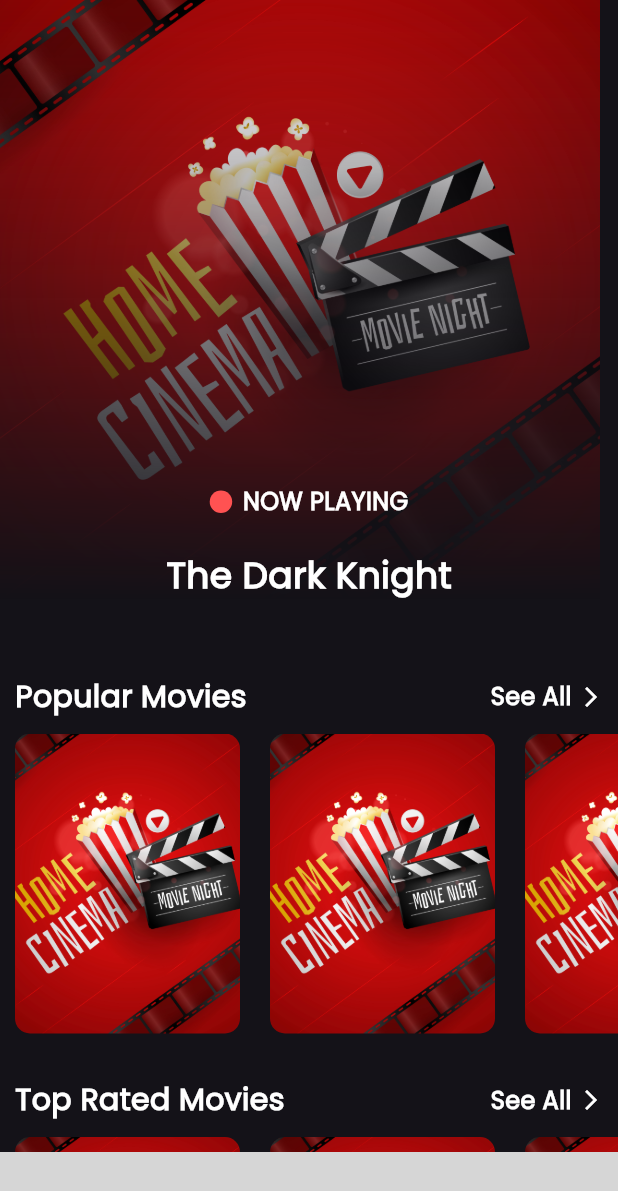
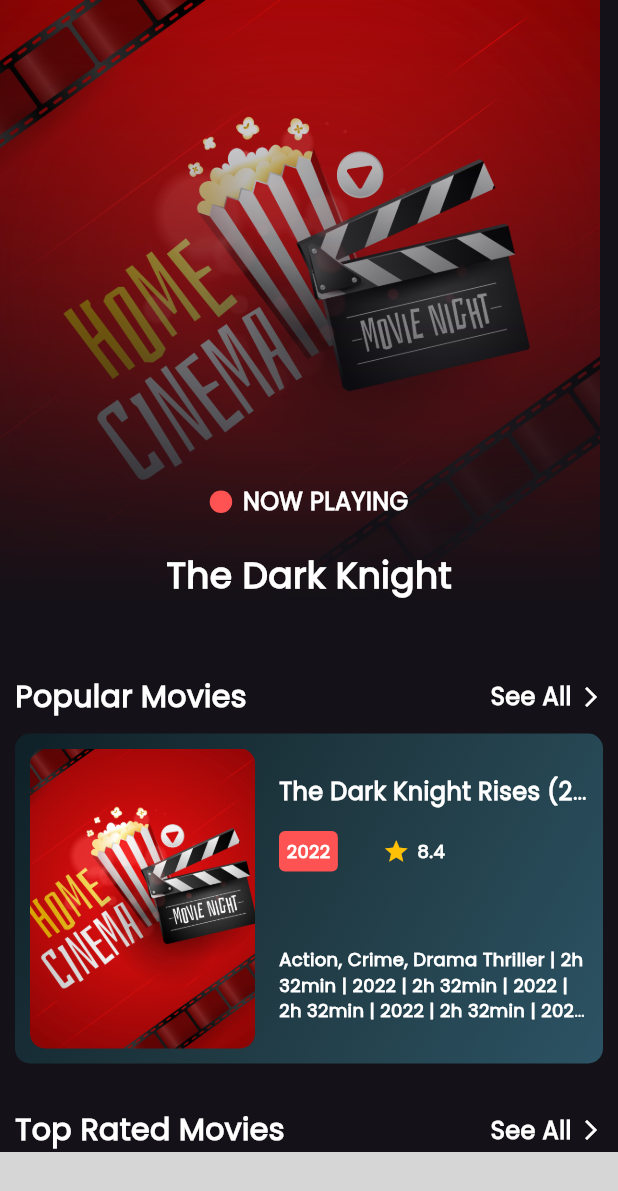
Before and after one commit to Moatasem-Official/Movies_App, a Flutter app: the screen it shows after launch, on a phone screen of 412 x 824 dp. Shown: the top 1191 px of the screen. Run offline on Flutter 3.47's test engine with Material 3 defaults, Android fonts, the phone set to English and light mode, and no system bars; drawn by our look-alikes of carousel_slider; our stand-ins replace dartz, device_preview, dio, equatable, flutter_svg, freezed_annotation and 3 more; missing offline and left inert: responsive_navigation_bar; generated files the repository leaves out were written again; grey boxes are pictures that could not be loaded.

Commit message:
Design See All Elements List Screen Card

```diff
--- /dev/null
+++ b/lib/Movies/features/display_different_movies_types/presentation/widgets/See_All_Elements_List_Screen/custom_card.dart
@@ -0,0 +1,106 @@
+import 'package:flutter/material.dart';
+
+class CustomCard extends StatelessWidget {
+  const CustomCard({super.key});
+
+  @override
+  Widget build(BuildContext context) {
+    return Container(
+      margin: const EdgeInsets.only(left: 10, right: 10),
+      padding: const EdgeInsets.only(left: 10, right: 10),
+      width: double.infinity,
+      height: 220,
+      decoration: BoxDecoration(
+        borderRadius: BorderRadius.circular(10),
+        gradient: const LinearGradient(
+          colors: [Color(0xFF0f2027), Color(0xFF203a43), Color(0xFF2c5364)],
+          begin: Alignment.topLeft,
+          end: Alignment.bottomRight,
+        ),
+      ),
+      child: Row(
+        children: [
+          Container(
+            width: 150,
+            height: 200,
+            decoration: BoxDecoration(
+              borderRadius: BorderRadius.circular(10),
+              image: const DecorationImage(
+                image: AssetImage("assets/images/1852.jpg"),
+                fit: BoxFit.cover,
+              ),
+            ),
+          ),
+          Expanded(
+            child: Padding(
+              padding: const EdgeInsets.only(left: 16, top: 20, bottom: 20),
+              child: Column(
+                mainAxisAlignment: MainAxisAlignment.center,
+                crossAxisAlignment: CrossAxisAlignment.start,
+                children: [
+                  const Text(
+                    "The Dark Knight Rises (2012)",
+                    maxLines: 1,
+                    overflow: TextOverflow.ellipsis,
+                    style: TextStyle(
+                      color: Colors.white,
+                      fontSize: 16,
+                      fontWeight: FontWeight.w600,
+                    ),
+                  ),
+                  const SizedBox(height: 15),
+                  Row(
+                    children: [
+                      Container(
+                        padding: EdgeInsets.all(5),
+                        alignment: Alignment.center,
+                        decoration: BoxDecoration(
+                          color: Colors.redAccent,
+                          borderRadius: BorderRadius.circular(4),
+                        ),
+                        child: const Text(
+                          "2022",
+                          style: TextStyle(
+                            color: Colors.white,
+                            fontSize: 12,
+                            fontWeight: FontWeight.w600,
+                          ),
+                        ),
+                      ),
+                      const SizedBox(width: 30),
+                      Row(
+                        spacing: 5,
+                        children: [
+                          Icon(Icons.star, size: 18, color: Colors.amber),
+                          const Text(
+                            "8.4",
+                            style: TextStyle(
+                              color: Colors.white,
+                              fontSize: 12,
+                              fontWeight: FontWeight.w700,
+                            ),
+                          ),
+                        ],
+                      ),
+                    ],
+                  ),
+                  const SizedBox(height: 50),
+                  const Text(
+                    "Action, Crime, Drama Thriller | 2h 32min | 2022 | 2h 32min | 2022 | 2h 32min | 2022 | 2h 32min | 2022 | 2h 32min | 2022",
+                    maxLines: 3,
+                    overflow: TextOverflow.ellipsis,
+                    style: TextStyle(
+                      color: Colors.white,
+                      fontSize: 12,
+                      fontWeight: FontWeight.w600,
+                    ),
+                  ),
+                ],
+              ),
+            ),
+          ),
+        ],
+      ),
+    );
+  }
+}
--- a/lib/Movies/features/display_different_movies_types/presentation/widgets/movies_home_screen/custom_horizontal_list_view.dart
+++ b/lib/Movies/features/display_different_movies_types/presentation/widgets/movies_home_screen/custom_horizontal_list_view.dart
@@ -1,34 +1,11 @@
 import 'package:flutter/material.dart';
+import 'package:movies_app/Movies/features/display_different_movies_types/presentation/widgets/See_All_Elements_List_Screen/custom_card.dart';
 
 class CustomHorizontalListView extends StatelessWidget {
   const CustomHorizontalListView({super.key});
 
   @override
   Widget build(BuildContext context) {
-    return SizedBox(
-      height: 200,
-      child: ListView.builder(
-        scrollDirection: Axis.horizontal,
-        shrinkWrap: true,
-        physics: const NeverScrollableScrollPhysics(),
-        itemCount: 7,
-        itemBuilder: (context, index) {
-          return Padding(
-            padding: const EdgeInsets.only(left: 10, right: 10),
-            child: Container(
-              width: 150,
-              height: 200,
-              decoration: BoxDecoration(
-                borderRadius: BorderRadius.circular(10),
-                image: const DecorationImage(
-                  image: AssetImage("assets/images/1852.jpg"),
-                  fit: BoxFit.cover,
-                ),
-              ),
-            ),
-          );
-        },
-      ),
-    );
+    return CustomCard();
   }
 }
```
Also changed, not shown: lib/Movies/features/display_different_movies_types/presentation/screens/see_all_elements_list_screen.dart (added).
